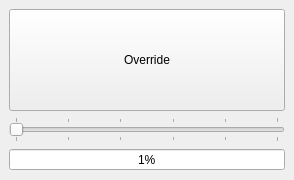
Above: View/FeedForm.ui from octronic-uk/Candle before the change. Below: the same form after it.
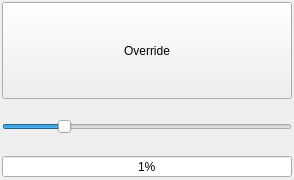
That is the form after the change.

Diff of the .ui file:
```diff
--- a/View/FeedForm.ui
+++ b/View/FeedForm.ui
@@ -10,6 +10,12 @@
     <height>180</height>
    </rect>
   </property>
+  <property name="sizePolicy">
+   <sizepolicy hsizetype="Expanding" vsizetype="Expanding">
+    <horstretch>0</horstretch>
+    <verstretch>0</verstretch>
+   </sizepolicy>
+  </property>
   <property name="windowTitle">
    <string>Form</string>
   </property>
@@ -28,7 +34,28 @@
    </property>
    <item>
     <widget class="QWidget" name="widgetFeed" native="true">
-     <layout class="QVBoxLayout" name="verticalLayout_2">
+     <property name="sizePolicy">
+      <sizepolicy hsizetype="Expanding" vsizetype="Expanding">
+       <horstretch>0</horstretch>
+       <verstretch>0</verstretch>
+      </sizepolicy>
+     </property>
+     <layout class="QVBoxLayout" name="verticalLayout_2" stretch="4,2,1">
+      <property name="spacing">
+       <number>4</number>
+      </property>
+      <property name="leftMargin">
+       <number>2</number>
+      </property>
+      <property name="topMargin">
+       <number>2</number>
+      </property>
+      <property name="rightMargin">
+       <number>2</number>
+      </property>
+      <property name="bottomMargin">
+       <number>2</number>
+      </property>
       <item>
        <widget class="QPushButton" name="chkFeedOverride">
         <property name="sizePolicy">
@@ -46,18 +73,27 @@
        </widget>
       </item>
       <item>
-       <widget class="QSlider" name="sliFeed">
+       <widget class="QSlider" name="feedSlider">
+        <property name="sizePolicy">
+         <sizepolicy hsizetype="Expanding" vsizetype="Expanding">
+          <horstretch>0</horstretch>
+          <verstretch>0</verstretch>
+         </sizepolicy>
+        </property>
         <property name="minimum">
          <number>0</number>
         </property>
         <property name="maximum">
          <number>500</number>
         </property>
+        <property name="value">
+         <number>100</number>
+        </property>
         <property name="orientation">
          <enum>Qt::Horizontal</enum>
         </property>
         <property name="tickPosition">
-         <enum>QSlider::TicksBothSides</enum>
+         <enum>QSlider::NoTicks</enum>
         </property>
         <property name="tickInterval">
          <number>100</number>
```
Left out of the diff: 4 changed lines with no effect on the pictures.
